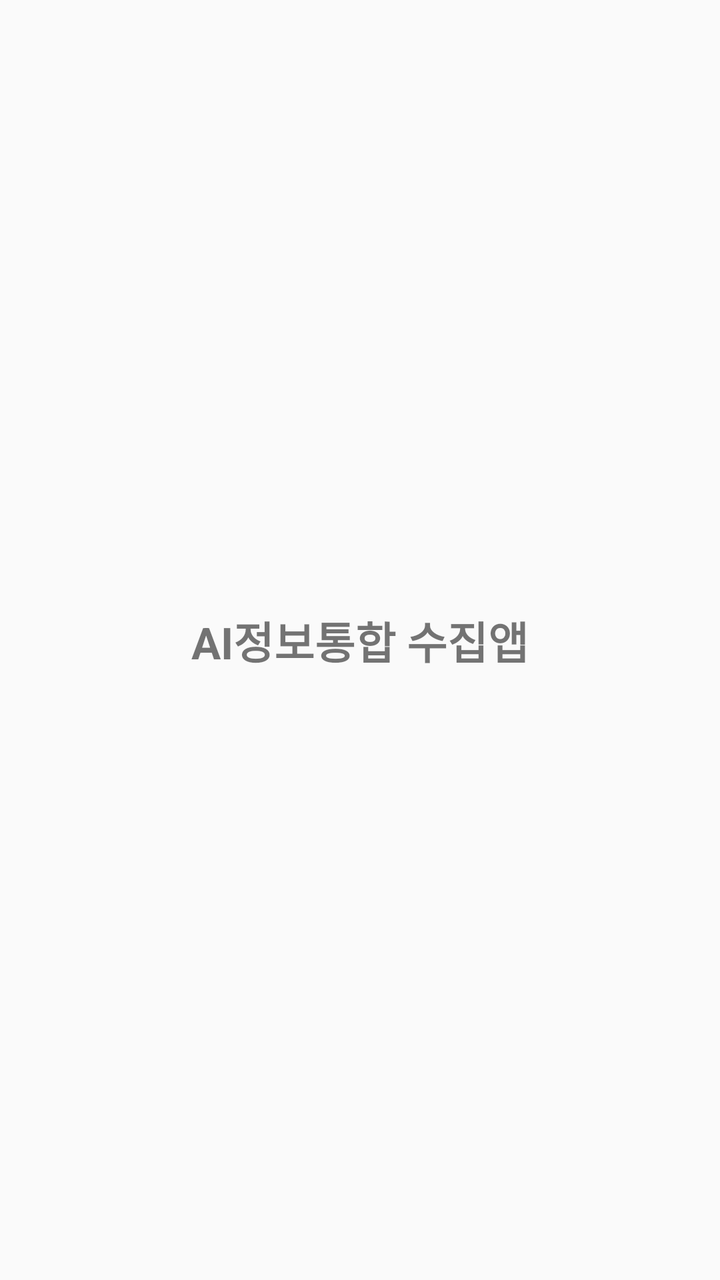
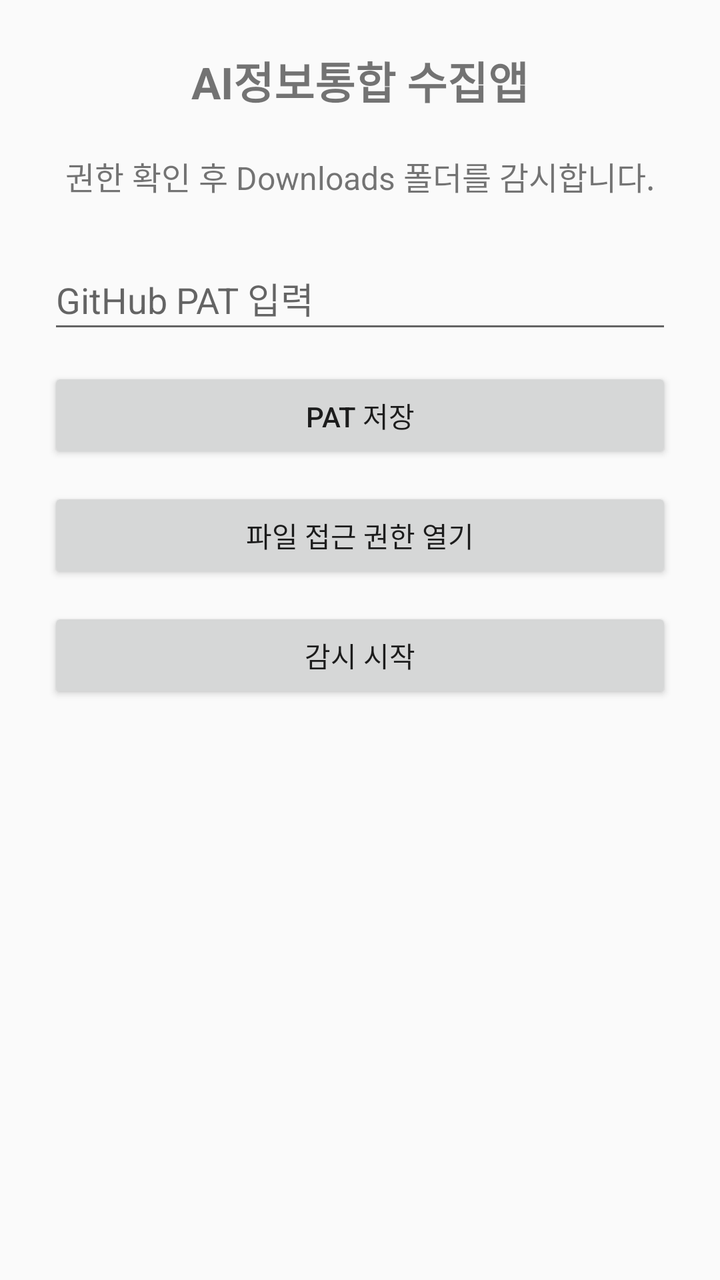

Screens rendered from an Android XML layout before and after an edit, with the pre-edit source and the edit as a unified diff.
<!-- AndroidManifest.xml: application theme AppTheme -->
<!-- res/layout/activity_main.xml -->
﻿<?xml version="1.0" encoding="utf-8"?>
<androidx.constraintlayout.widget.ConstraintLayout xmlns:android="http://schemas.android.com/apk/res/android"
    xmlns:app="http://schemas.android.com/apk/res-auto"
    android:layout_width="match_parent"
    android:layout_height="match_parent">

    <TextView
        android:id="@+id/titleText"
        android:layout_width="wrap_content"
        android:layout_height="wrap_content"
        android:text="@string/app_name"
        android:textSize="22sp"
        android:textStyle="bold"
        app:layout_constraintBottom_toBottomOf="parent"
        app:layout_constraintEnd_toEndOf="parent"
        app:layout_constraintStart_toStartOf="parent"
        app:layout_constraintTop_toTopOf="parent" />

</androidx.constraintlayout.widget.ConstraintLayout>
<!-- resources referenced by this layout -->
<resources>
  <string name="app_name">AI정보통합 수집앱</string>
  <style name="AppTheme" parent="Theme.AppCompat.DayNight.NoActionBar" />
</resources>

<!-- the commit's change to res/layout/activity_main.xml (unified diff, before → after) -->
@@ -1,8 +1,9 @@
-﻿<?xml version="1.0" encoding="utf-8"?>
+<?xml version="1.0" encoding="utf-8"?>
 <androidx.constraintlayout.widget.ConstraintLayout xmlns:android="http://schemas.android.com/apk/res/android"
     xmlns:app="http://schemas.android.com/apk/res-auto"
     android:layout_width="match_parent"
-    android:layout_height="match_parent">
+    android:layout_height="match_parent"
+    android:padding="24dp">
 
     <TextView
         android:id="@+id/titleText"
@@ -11,9 +12,63 @@
         android:text="@string/app_name"
         android:textSize="22sp"
         android:textStyle="bold"
-        app:layout_constraintBottom_toBottomOf="parent"
         app:layout_constraintEnd_toEndOf="parent"
         app:layout_constraintStart_toStartOf="parent"
         app:layout_constraintTop_toTopOf="parent" />
 
+    <TextView
+        android:id="@+id/statusText"
+        android:layout_width="0dp"
+        android:layout_height="wrap_content"
+        android:layout_marginTop="20dp"
+        android:gravity="center"
+        android:text="@string/status_ready"
+        android:textSize="16sp"
+        app:layout_constraintEnd_toEndOf="parent"
+        app:layout_constraintStart_toStartOf="parent"
+        app:layout_constraintTop_toBottomOf="@id/titleText" />
+
+    <EditText
+        android:id="@+id/patInput"
+        android:layout_width="0dp"
+        android:layout_height="wrap_content"
+        android:layout_marginTop="24dp"
+        android:autofillHints="password"
+        android:hint="@string/pat_hint"
+        android:inputType="textPassword"
+        android:minHeight="48dp"
+        app:layout_constraintEnd_toEndOf="parent"
+        app:layout_constraintStart_toStartOf="parent"
+        app:layout_constraintTop_toBottomOf="@id/statusText" />
+
+    <Button
+        android:id="@+id/savePatButton"
+        android:layout_width="0dp"
+        android:layout_height="wrap_content"
+        android:layout_marginTop="12dp"
+        android:text="@string/save_pat"
+        app:layout_constraintEnd_toEndOf="parent"
+        app:layout_constraintStart_toStartOf="parent"
+        app:layout_constraintTop_toBottomOf="@id/patInput" />
+
+    <Button
+        android:id="@+id/permissionButton"
+        android:layout_width="0dp"
+        android:layout_height="wrap_content"
+        android:layout_marginTop="12dp"
+        android:text="@string/request_file_permission"
+        app:layout_constraintEnd_toEndOf="parent"
+        app:layout_constraintStart_toStartOf="parent"
+        app:layout_constraintTop_toBottomOf="@id/savePatButton" />
+
+    <Button
+        android:id="@+id/startButton"
+        android:layout_width="0dp"
+        android:layout_height="wrap_content"
+        android:layout_marginTop="12dp"
+        android:text="@string/start_service"
+        app:layout_constraintEnd_toEndOf="parent"
+        app:layout_constraintStart_toStartOf="parent"
+        app:layout_constraintTop_toBottomOf="@id/permissionButton" />
+
 </androidx.constraintlayout.widget.ConstraintLayout>
<!-- resource entries referenced after the edit -->
@@ -1,6 +1,11 @@
 <!-- resources referenced by this layout -->
 <resources>
   <string name="app_name">AI정보통합 수집앱</string>
+  <string name="pat_hint">GitHub PAT 입력</string>
+  <string name="request_file_permission">파일 접근 권한 열기</string>
+  <string name="save_pat">PAT 저장</string>
+  <string name="start_service">감시 시작</string>
+  <string name="status_ready">권한 확인 후 Downloads 폴더를 감시합니다.</string>
   <style name="AppTheme" parent="Theme.AppCompat.DayNight.NoActionBar" />
 </resources>
 
